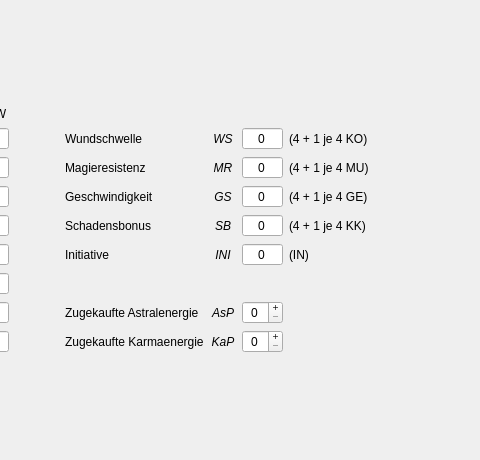
This is UI/CharakterAttribute.ui in Aeolitus/Sephrasto as Qt 5 draws it before an edit; both pictures show x 392 to 872 and y 0 to 460 of the 872 by 460 pixel window. The edited form follows.
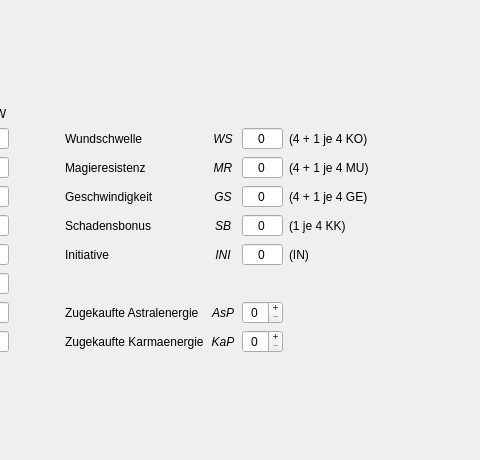
This is the edited form.

Commit message: Fixed Schadensbonus info label

What changed in the file:
```diff
--- a/UI/CharakterAttribute.ui
+++ b/UI/CharakterAttribute.ui
@@ -874,7 +874,7 @@
         </size>
        </property>
        <property name="text">
-        <string>(4 + 1 je 4 KK)</string>
+        <string>(1 je 4 KK)</string>
        </property>
       </widget>
      </item>
```
The commit also changes 1 other file.
